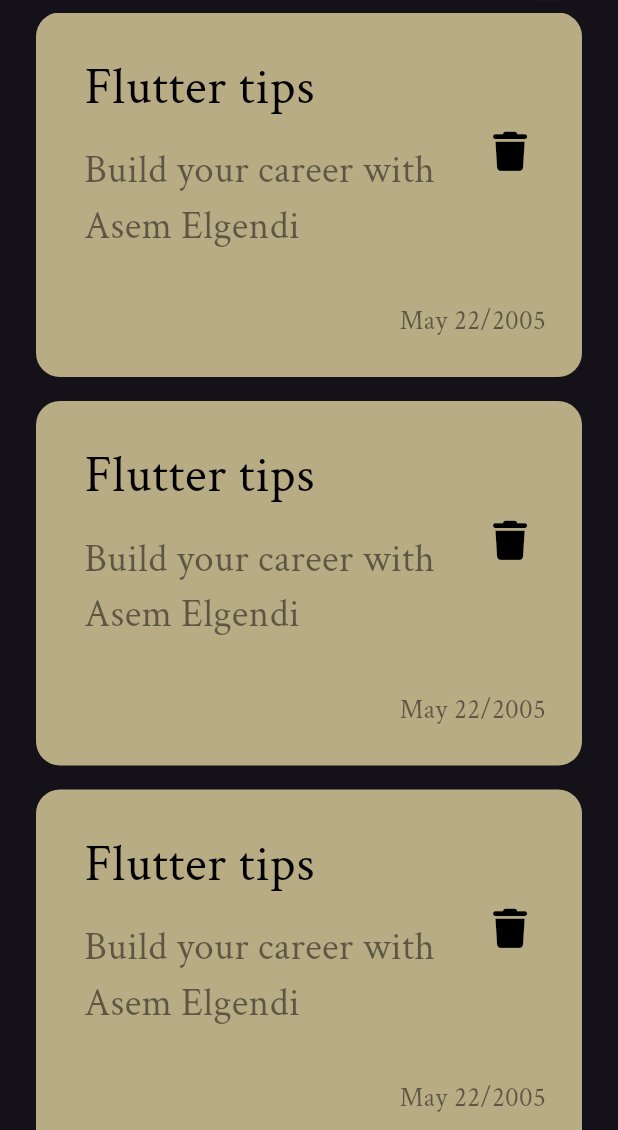
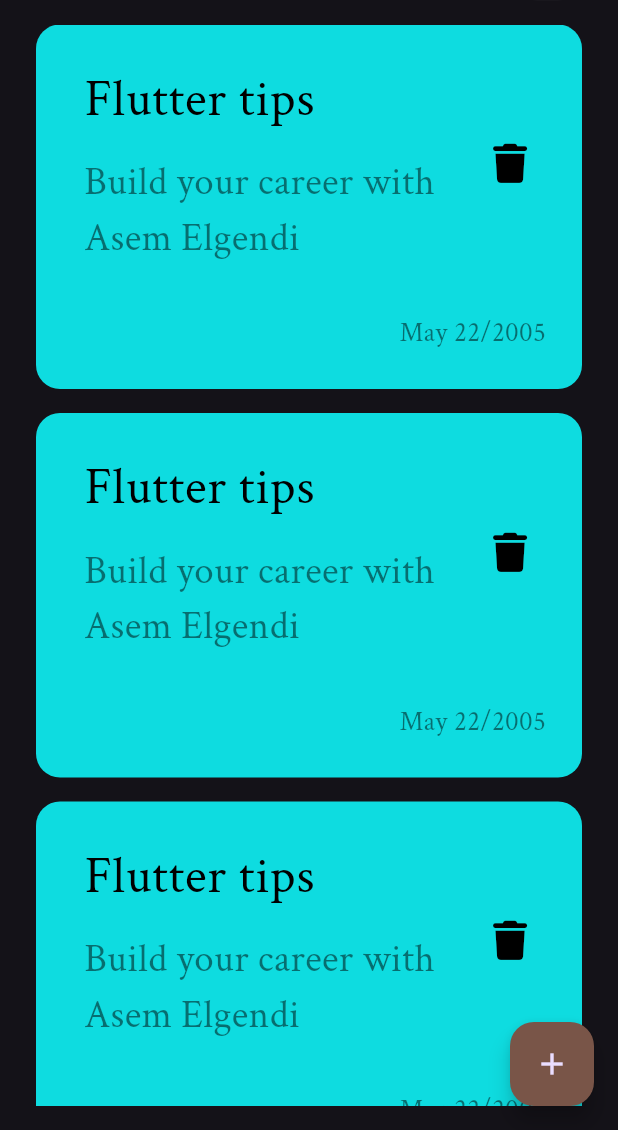
Before and after one commit to Asem130/Note-App, a Flutter app: the screen it shows after launch, on a phone screen of 412 x 824 dp, the part 106-1236 px from its top. Run offline on Flutter 3.47's test engine with Material 3 defaults, Android fonts, the phone set to English and light mode, and no system bars; our stand-ins replace font_awesome_flutter.

Commit message:
add floating action botton

```diff
--- a/lib/main.dart
+++ b/lib/main.dart
@@ -14,10 +14,7 @@
     return MaterialApp(
       debugShowCheckedModeBanner: false,
       home: const NotesView(),
-      theme: ThemeData(
-        fontFamily: 'Crimson Text',
-        brightness: Brightness.dark),
-
+      theme: ThemeData(fontFamily: 'Crimson Text', brightness: Brightness.dark),
     );
   }
 }
--- a/lib/views/notes_view.dart
+++ b/lib/views/notes_view.dart
@@ -1,4 +1,6 @@
 import 'package:flutter/material.dart';
+import 'package:note_app/views/widgets/add_note.dart';
+import 'package:note_app/views/widgets/flating_action_botton.dart';
 
 import 'package:note_app/views/widgets/notes_view_body.dart';
 
@@ -6,6 +8,9 @@
   const NotesView({super.key});
   @override
   Widget build(context) {
-    return const NotesViewBody();
+    return const Scaffold(
+      floatingActionButton: CustomFloatingActionButton(),
+      body: NotesViewBody(),
+    );
   }
 }
--- a/lib/views/widgets/custom_app_bar.dart
+++ b/lib/views/widgets/custom_app_bar.dart
@@ -7,7 +7,6 @@
   @override
   Widget build(BuildContext context) {
     return const Row(
-      crossAxisAlignment: CrossAxisAlignment.center,
       children: [
         Text(
           'Notes',
--- /dev/null
+++ b/lib/views/widgets/flating_action_botton.dart
@@ -0,0 +1,20 @@
+import 'package:flutter/material.dart';
+import 'package:note_app/views/widgets/add_note.dart';
+
+class CustomFloatingActionButton extends StatelessWidget {
+  const CustomFloatingActionButton({super.key});
+
+  @override
+  Widget build(BuildContext context) {
+    return FloatingActionButton(
+        backgroundColor: Colors.brown,
+        onPressed: () {
+          showModalBottomSheet(
+              context: context,
+              builder: (context) {
+                return const AddButtomSheetNote();
+              });
+        },
+        child: const Icon(Icons.add));
+  }
+}
--- a/lib/views/widgets/noteItem.dart
+++ b/lib/views/widgets/noteItem.dart
@@ -10,7 +10,7 @@
       padding: const EdgeInsets.only(top: 16, bottom: 24, left: 16),
       width: double.infinity,
       decoration: BoxDecoration(
-          color: const Color.fromARGB(255, 184, 172, 133),
+          color: Color.fromARGB(255, 14, 220, 224),
           borderRadius: BorderRadius.circular(16)),
       child: Column(
         crossAxisAlignment: CrossAxisAlignment.end,
--- a/lib/views/widgets/notes_list_view.dart
+++ b/lib/views/widgets/notes_list_view.dart
@@ -7,11 +7,15 @@
   @override
   Widget build(BuildContext context) {
     return Expanded(
-      child: ListView.builder(
-          itemBuilder: (context, index) => const Padding(
-                padding: EdgeInsets.only(bottom: 16.0),
-                child: NoteItem(),
-              )),
+      child: Padding(
+        padding: const EdgeInsets.symmetric(vertical: 16),
+        child: ListView.builder(
+            padding: EdgeInsets.zero,
+            itemBuilder: (context, index) => const Padding(
+                  padding: EdgeInsets.only(bottom: 16.0),
+                  child: NoteItem(),
+                )),
+      ),
     );
   }
 }
--- a/lib/views/widgets/notes_view_body.dart
+++ b/lib/views/widgets/notes_view_body.dart
@@ -1,8 +1,6 @@
 import 'package:flutter/material.dart';
 import 'package:flutter/widgets.dart';
-import 'package:font_awesome_flutter/font_awesome_flutter.dart';
 import 'package:note_app/views/widgets/custom_app_bar.dart';
-import 'package:note_app/views/widgets/noteItem.dart';
 import 'package:note_app/views/widgets/notes_list_view.dart';
 
 class NotesViewBody extends StatelessWidget {
@@ -10,8 +8,7 @@
 
   @override
   Widget build(BuildContext context) {
-    return const Scaffold(
-      body: Padding(
+    return const Padding(
       padding: EdgeInsets.symmetric(horizontal: 24),
       child: Column(
         children: [
@@ -19,12 +16,8 @@
             height: 25,
           ),
           CustomAppBar(),
-            SizedBox(
-              height: 8,
-            ),
           NotesListView()
         ],
-        ),
       ),
     );
   }
```
Also changed, not shown: lib/views/widgets/add_note.dart (added, +10 -0 lines). Lines whose indentation alone changed are shown as unchanged.
